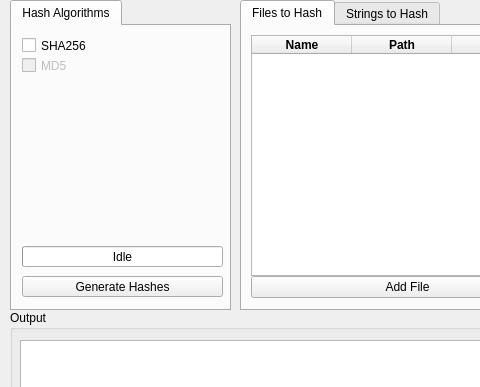
Before: the Qt Designer form GUI/FileHasherUI/filehasher.ui in AlEscher/FileHasher, drawn with Qt 5; both pictures show x 0 to 480 and y 0 to 387 of the 898 by 545 pixel window.
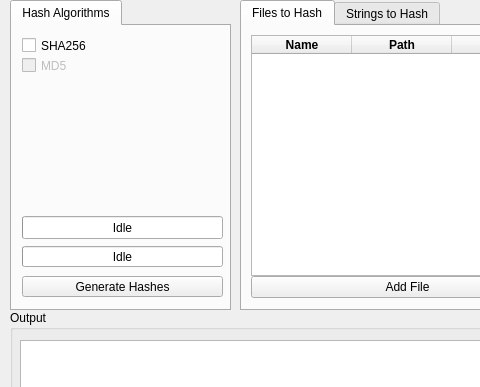
After: the same form once the commit is applied.

```diff
--- a/GUI/FileHasherUI/filehasher.ui
+++ b/GUI/FileHasherUI/filehasher.ui
@@ -249,6 +249,22 @@
        <string>Idle</string>
       </property>
      </widget>
+     <widget class="QProgressBar" name="fileProgressBar">
+      <property name="geometry">
+       <rect>
+        <x>10</x>
+        <y>190</y>
+        <width>201</width>
+        <height>23</height>
+       </rect>
+      </property>
+      <property name="value">
+       <number>0</number>
+      </property>
+      <property name="format">
+       <string>Idle</string>
+      </property>
+     </widget>
     </widget>
    </widget>
    <widget class="QGroupBox" name="groupBox">
```
